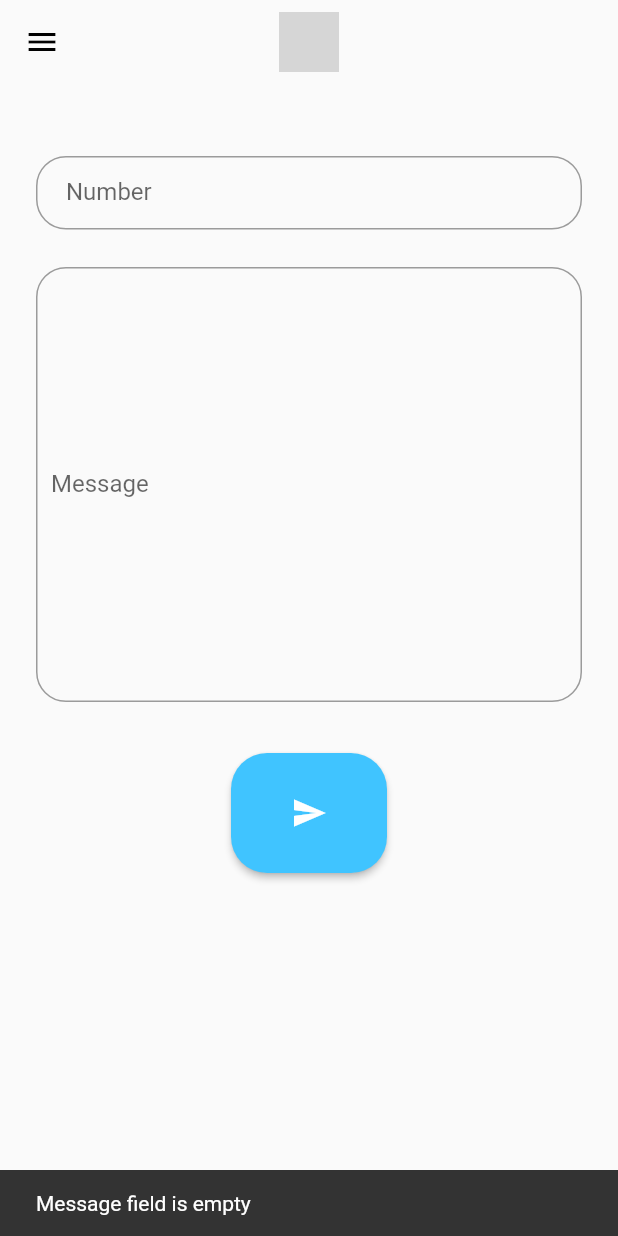
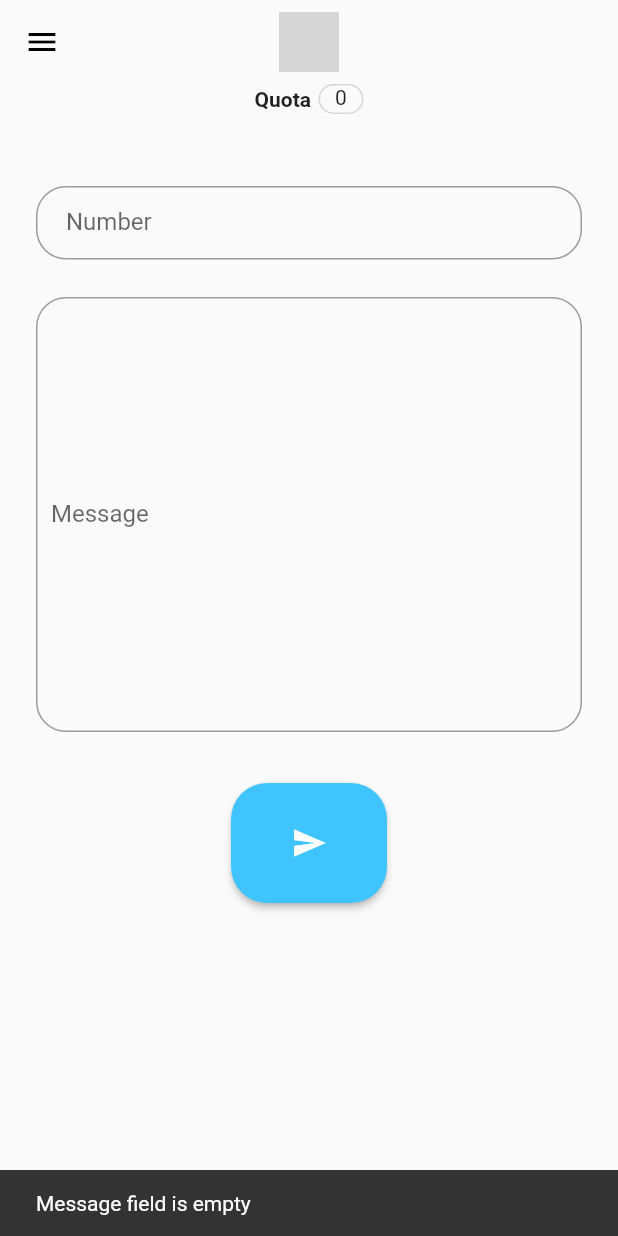
Before and after one commit to unique1o1/MeetSMS-App, a Flutter app: the HomePage screen opened directly with empty values, after a tap on the "send" icon, on a phone screen of 412 x 824 dp. Run offline on Flutter 3.47's test engine with Material 2 defaults, Android fonts, the phone set to English and light mode, and no system bars; our stand-ins replace shared_preferences, sqflite; accounts and stored records are empty; grey boxes are pictures that could not be loaded.

Commit message:
quota bar added

```diff
--- a/lib/home.dart
+++ b/lib/home.dart
@@ -23,10 +23,28 @@ class _HomePage extends State<HomePage> {
 
   String smsUrl = "http://www.meet.net.np/meet/mod/sms/actions/send.php";
   bool isSending = false;
+  int quota = 0;
 
   void initState() {
     super.initState();
     initialRequest();
+    initialQuota();
+  }
+
+  void initialQuota() async {
+    int value = await widget.db.getEpoch();
+    value = DateTime.fromMillisecondsSinceEpoch(value).day - DateTime.now().day;
+
+    if (value < 0) {
+      widget.db
+          .updateEpoch(); //update epoch if more than a day has gone by which also updats the quota
+    } else {
+      quota = await widget.db.getQuota();
+
+      setState(() {
+        quota = quota;
+      });
+    }
   }
 
   void initialRequest() async {
@@ -41,9 +59,9 @@ class _HomePage extends State<HomePage> {
       "password": userInfo['password'],
     }, loginUrl, cookieBool: true);
     if (resp == 302)
-      showsnackbar("""Logged in successfully""");
+      showsnackbar("""Pinging NTC server successfull """);
     else
-      showdialog("""$resp Errored when logging in""");
+      showdialog("""$resp Errored when contacting the server""");
   }
 
   Widget _input(bool, String label, String hint, Function save) {
@@ -112,7 +130,6 @@ class _HomePage extends State<HomePage> {
       });
       String numbers = "";
 
-      print(recepients);
       List<String> numberList = recepients.split(',');
       if (numberList.length > 10) {
         showdialog("Sending more than 10 SMS is not supported.");
@@ -140,7 +157,6 @@ class _HomePage extends State<HomePage> {
         showsnackbar(
             "SMS to $ncell was not send because Ncell numbers are not supported");
       }
-      print('entered number $numbers');
 
       int resp = await http.post(<String, String>{
         "recipient": numbers,
@@ -148,15 +164,18 @@ class _HomePage extends State<HomePage> {
         "SmsLanguage": "English",
         "sendbutton": "Send Now"
       }, smsUrl);
-      print('this is statsucode');
-
-      print(resp);
       setState(() {
         isSending = false;
       });
-      if (resp == 302)
+      if (resp == 302) {
         showdialog("""Message was send to the following numbers:$numbers""");
-      else
+        quota += numbers.split(',').length;
+
+        widget.db.updateQuota(quota);
+        setState(() {
+          quota = quota;
+        });
+      } else
         showdialog("""$resp Errored when sending message""");
     }
   }
@@ -232,6 +251,30 @@ class _HomePage extends State<HomePage> {
       body: new Container(
         child: Column(children: <Widget>[
           Center(
+            child: Row(
+              mainAxisAlignment: MainAxisAlignment.center,
+              children: <Widget>[
+                Text(
+                  "Quota",
+                  textAlign: TextAlign.center,
+                  style: TextStyle(fontWeight: FontWeight.bold),
+                ),
+                SizedBox(width: 5.0),
+                Container(
+                  width: 30.0,
+                  height: 20.0,
+                  decoration: BoxDecoration(
+                      borderRadius: BorderRadius.circular(25.0),
+                      border: Border.all(color: Colors.grey[350], width: 1.0)),
+                  child: Text(
+                    quota.toString(),
+                    textAlign: TextAlign.center,
+                  ),
+                )
+              ],
+            ),
+          ),
+          Center(
             child: ListView(
               shrinkWrap: true,
               padding: EdgeInsets.only(left: 24.0, right: 24.0),
```
